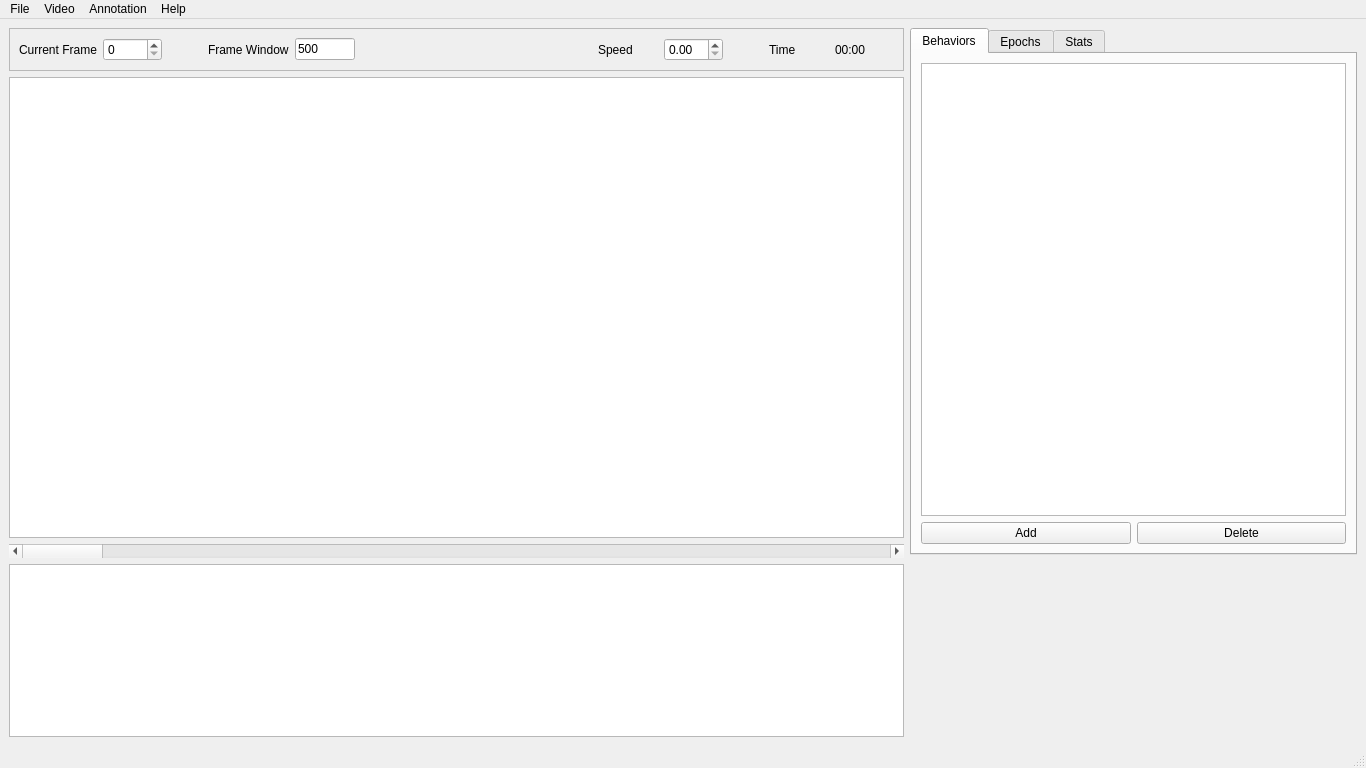
hsingchien/Bannotator, file main-window.ui: the form before one commit.
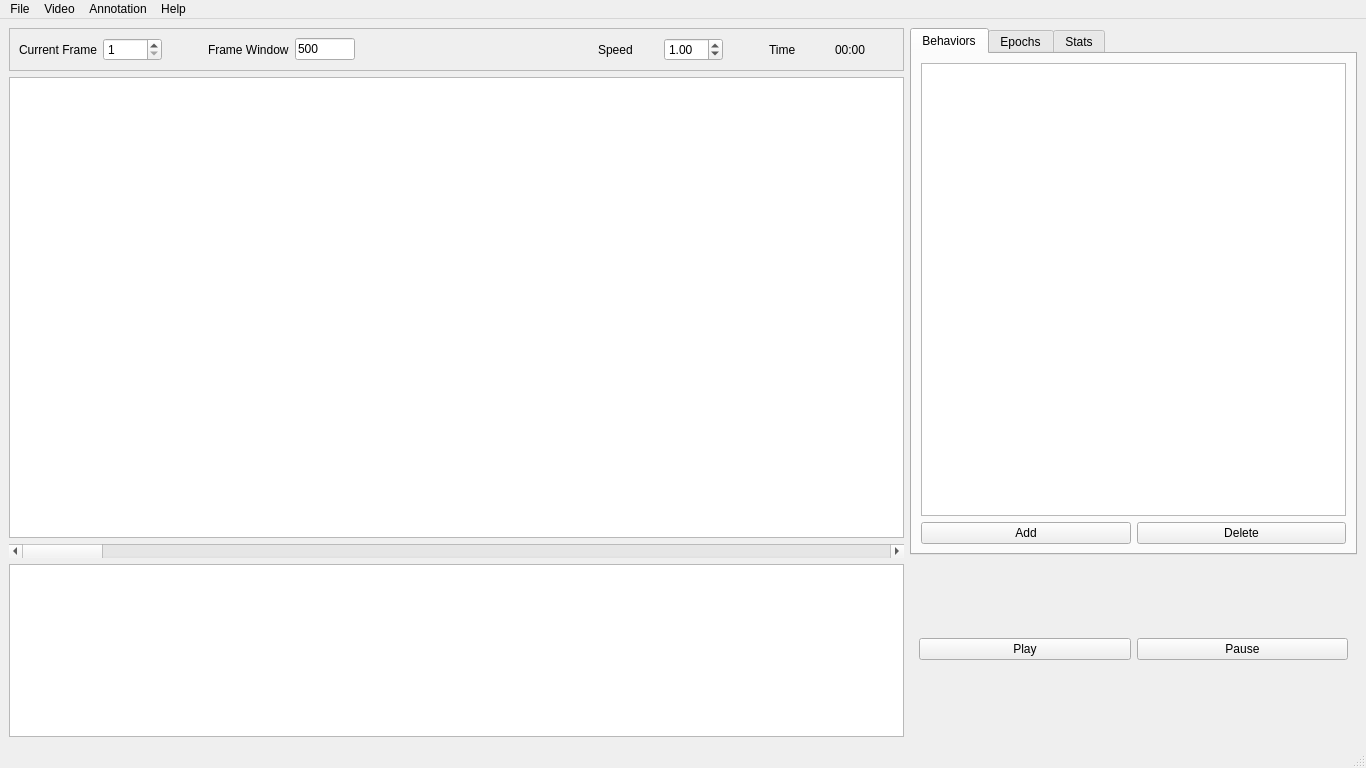
The form after the commit. The open tabs and pages were chosen to show the change.

```diff
--- a/main-window.ui
+++ b/main-window.ui
@@ -34,7 +34,14 @@
           </widget>
          </item>
          <item>
-          <widget class="QSpinBox" name="curframe_spinBox"/>
+          <widget class="QSpinBox" name="curframe_spinBox">
+           <property name="minimum">
+            <number>1</number>
+           </property>
+           <property name="maximum">
+            <number>100</number>
+           </property>
+          </widget>
          </item>
          <item>
           <spacer name="horizontalSpacer_2">
@@ -87,7 +94,14 @@
           </widget>
          </item>
          <item>
-          <widget class="QDoubleSpinBox" name="speed_doubleSpinBox"/>
+          <widget class="QDoubleSpinBox" name="speed_doubleSpinBox">
+           <property name="singleStep">
+            <double>0.500000000000000</double>
+           </property>
+           <property name="value">
+            <double>1.000000000000000</double>
+           </property>
+          </widget>
          </item>
          <item>
           <spacer name="horizontalSpacer_3">
@@ -221,7 +235,24 @@
          <number>0</number>
         </property>
         <widget class="QWidget" name="control_panel"/>
-        <widget class="QWidget" name="stat_panel"/>
+        <widget class="QWidget" name="stat_panel">
+         <layout class="QHBoxLayout" name="horizontalLayout_4">
+          <item>
+           <widget class="QPushButton" name="play_button">
+            <property name="text">
+             <string>Play</string>
+            </property>
+           </widget>
+          </item>
+          <item>
+           <widget class="QPushButton" name="pause_button">
+            <property name="text">
+             <string>Pause</string>
+            </property>
+           </widget>
+          </item>
+         </layout>
+        </widget>
        </widget>
       </item>
      </layout>
```
Left out of the diff: 8 changed lines with no effect on the pictures.
